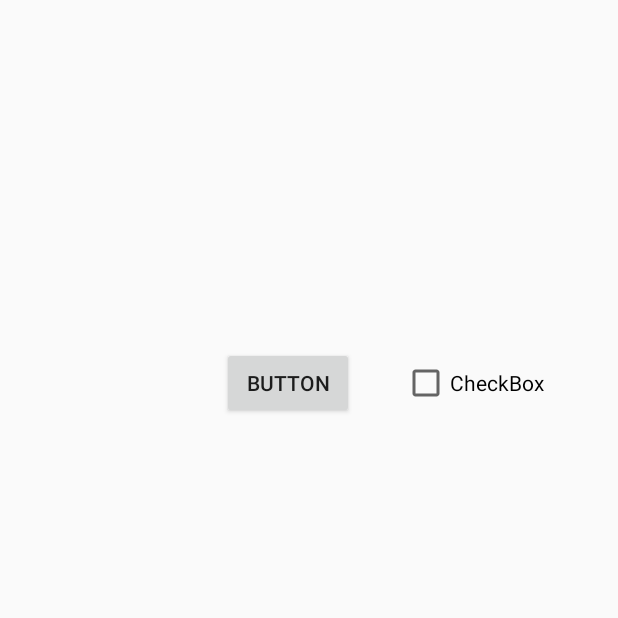
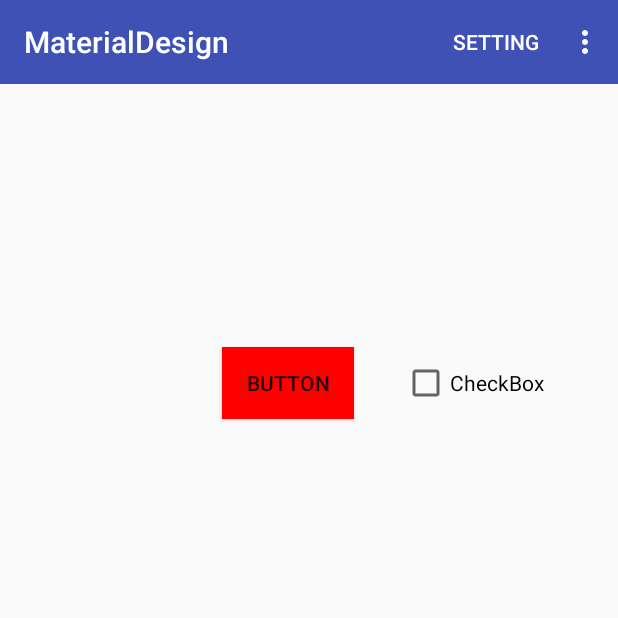
Before and after one commit to farhanarnob/MaterialDesign, an Android app: the screen it shows after launch (MainActivity), on a phone screen of 412 x 824 dp, the top half of it. Run offline under Robolectric (Android 15) with nearby library versions, the phone set to English and light mode, and no system bars.

Commit message:
Menu has been implemented.

```diff
--- a/app/build.gradle
+++ b/app/build.gradle
@@ -25,6 +25,6 @@ dependencies {
         exclude group: 'com.android.support', module: 'support-annotations'
     })
     compile 'com.android.support:appcompat-v7:25.3.1'
-    compile 'com.android.support.constraint:constraint-layout:1.0.0-alpha9'
     testCompile 'junit:junit:4.12'
+    compile 'com.android.support.constraint:constraint-layout:1.0.2'
 }
--- a/app/src/main/java/me/farhanarnob/materialdesign/MainActivity.java
+++ b/app/src/main/java/me/farhanarnob/materialdesign/MainActivity.java
@@ -1,7 +1,12 @@
 package me.farhanarnob.materialdesign;
 
+import android.graphics.Color;
+import android.os.Bundle;
 import android.support.v7.app.AppCompatActivity;
-import android.os.Bundle;
+import android.support.v7.widget.Toolbar;
+import android.view.Menu;
+import android.view.MenuInflater;
+import android.widget.Button;
 
 public class MainActivity extends AppCompatActivity {
 
@@ -9,5 +14,19 @@ public class MainActivity extends AppCompatActivity {
     protected void onCreate(Bundle savedInstanceState) {
         super.onCreate(savedInstanceState);
         setContentView(R.layout.activity_main);
+        Button button = (Button) findViewById(R.id.button);
+        button.setBackgroundColor(Color.RED);
+
+        // Adding supportActionBar
+        Toolbar toolbar = (Toolbar) findViewById(R.id.main_toolbar);
+        setSupportActionBar(toolbar);
+    }
+
+    //giving menu into the toobar
+    @Override
+    public boolean onCreateOptionsMenu(Menu menu) {
+        MenuInflater menuInflater = getMenuInflater();
+        menuInflater.inflate(R.menu.menu_for_activity_main_page, menu);
+        return true;
     }
 }
--- a/app/src/main/res/layout/activity_main.xml
+++ b/app/src/main/res/layout/activity_main.xml
@@ -6,24 +6,33 @@
     android:layout_height="match_parent"
     tools:context="me.farhanarnob.materialdesign.MainActivity">
 
+    <android.support.v7.widget.Toolbar
+        android:id="@+id/main_toolbar"
+        android:layout_width="match_parent"
+        android:layout_height="wrap_content"
+        android:background="?attr/colorPrimary"
+        android:minHeight="?attr/actionBarSize"
+        app:popupTheme="@style/ThemeOverlay.AppCompat.Light"
+        app:theme="@style/ThemeOverlay.AppCompat.Dark.ActionBar" />
+
     <Button
         android:id="@+id/button"
         android:layout_width="wrap_content"
         android:layout_height="wrap_content"
-        android:text="Button"
+        android:layout_marginLeft="148dp"
+        android:layout_marginTop="231dp"
+        android:text="@string/button"
         app:layout_constraintLeft_toLeftOf="parent"
-        android:layout_marginLeft="148dp"
-        app:layout_constraintTop_toTopOf="parent"
-        android:layout_marginTop="231dp" />
+        app:layout_constraintTop_toTopOf="parent" />
 
     <CheckBox
         android:id="@+id/checkBox"
         android:layout_width="wrap_content"
         android:layout_height="wrap_content"
-        android:text="CheckBox"
+        android:layout_marginLeft="32dp"
+        android:layout_marginTop="8dp"
+        android:text="@string/checkbox"
         app:layout_constraintLeft_toRightOf="@+id/button"
-        android:layout_marginLeft="32dp"
-        app:layout_constraintTop_toTopOf="@+id/button"
-        android:layout_marginTop="8dp" />
+        app:layout_constraintTop_toTopOf="@+id/button" />
 
 </android.support.constraint.ConstraintLayout>
--- a/app/src/main/res/menu/menu_for_activity_main_page.xml
+++ b/app/src/main/res/menu/menu_for_activity_main_page.xml
@@ -1,4 +1,12 @@
 <?xml version="1.0" encoding="utf-8"?>
-<menu xmlns:android="http://schemas.android.com/apk/res/android">
-
+<menu xmlns:android="http://schemas.android.com/apk/res/android"
+    xmlns:app="http://schemas.android.com/apk/res-auto">
+    <item
+        android:id="@+id/action_setting"
+        android:title="@string/menu_action_setting"
+        app:showAsAction="always" />
+    <item
+        android:id="@+id/action_about_us"
+        android:title="@string/menu_action_about"
+        app:showAsAction="never" />
 </menu>
--- a/app/src/main/res/values/strings.xml
+++ b/app/src/main/res/values/strings.xml
@@ -1,3 +1,7 @@
 <resources>
     <string name="app_name">MaterialDesign</string>
+    <string name="menu_action_setting">Setting</string>
+    <string name="menu_action_about">About us</string>
+    <string name="button">Button</string>
+    <string name="checkbox">CheckBox</string>
 </resources>
```
